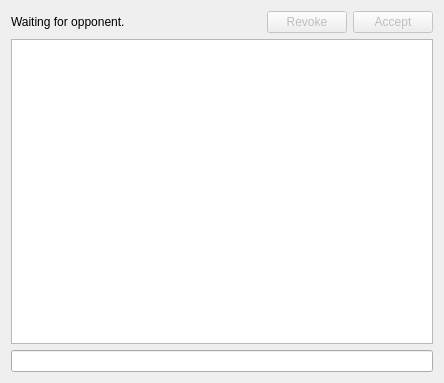
This is checkers-client/boardwindow.ui in borewicz/checkers as Qt 5 draws it before an edit. The edited form follows.
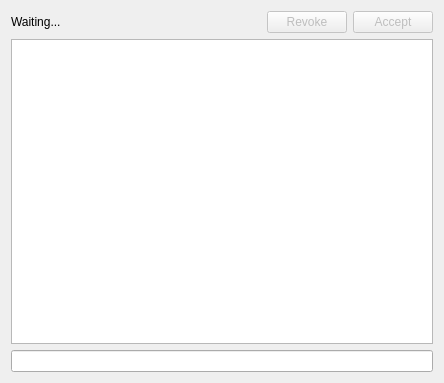
This is the edited form.

Patch:
```diff
--- a/checkers-client/boardwindow.ui
+++ b/checkers-client/boardwindow.ui
@@ -31,7 +31,7 @@
        <item>
         <widget class="QLabel" name="turnsLabel">
          <property name="text">
-          <string>Waiting for opponent.</string>
+          <string>Waiting...</string>
          </property>
         </widget>
        </item>
```
